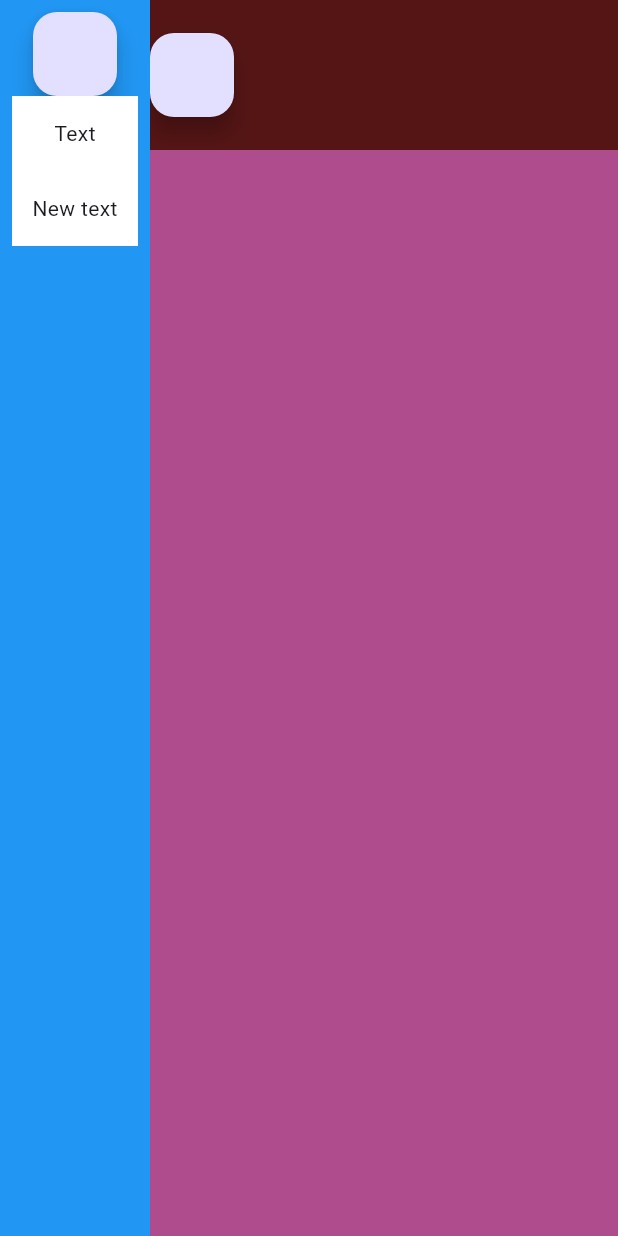
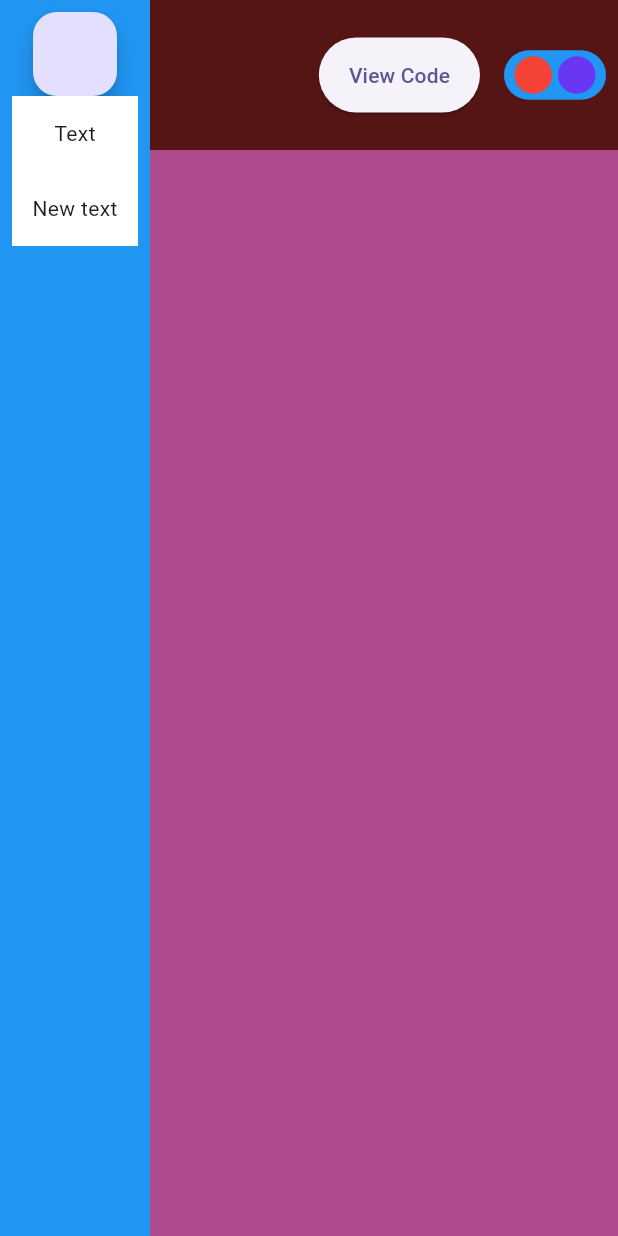
Before and after one commit to GeorgProfi/gen_landings, a Flutter app: the screen it shows after launch, on a phone screen of 412 x 824 dp. Run offline on Flutter 3.47's test engine with Material 3 defaults, Android fonts, the phone set to English and light mode, and no system bars; our stand-ins replace flutter_highlight.

Commit message:
add setState  code=> view, view => code

```diff
--- a/lib/main.dart
+++ b/lib/main.dart
@@ -1,5 +1,7 @@
 import 'package:flutter/material.dart';
 import 'package:gen_landings/code_viewer.dart';
+import 'package:gen_landings/style_choicer.dart';
+import 'package:flutter/services.dart';
 
 void main() {
   runApp(const MyApp());
@@ -23,6 +25,11 @@
   }
 }
 
+final elevatedButtonStyle = ElevatedButton.styleFrom(
+  padding: const EdgeInsets.symmetric(
+      horizontal: 20, vertical: 15), // Adjust the padding as needed
+);
+
 class MyHomePage extends StatefulWidget {
   const MyHomePage({super.key, required this.title});
   final String title;
@@ -35,9 +42,9 @@
   Widget? choiceWidget;
   Widget? visibleWidget;
   String code = "";
+  bool visibleCode = false;
   bool headerVisible = true;
   pressButt() {
-    print('press');
     setState(() {
       headerVisible = !headerVisible;
     });
@@ -50,15 +57,41 @@
         choiceWidget = widgetToAdd;
         visibleWidget = widgetToAdd;
         code = widgetCode;
+        visibleCode = false;
       });
+    }
+
+    void copyToClipboard(BuildContext context) {
+      Clipboard.setData(ClipboardData(text: code));
+      ScaffoldMessenger.of(context).showSnackBar(
+        const SnackBar(
+          content: Text('Code copied to clipboard'),
+        ),
+      );
     }
 
     setViewCode() {
       setState(() {
         visibleWidget = CodeViewer(code: code);
+        visibleCode = true;
       });
     }
 
+    setViewWidget() {
+      setState(() {
+        visibleWidget = choiceWidget;
+        visibleCode = false;
+      });
+    }
+
+    changeStyle(String style) {
+      print(style);
+    }
+
+    const styles = [
+      {"name": "SOmeName", "buttonColor": Colors.red},
+      {"name": "SOmeName2", "buttonColor": Color.fromARGB(255, 105, 54, 244)},
+    ];
     double screenHeight = MediaQuery.of(context).size.height;
     return Scaffold(
       body: Stack(
@@ -77,7 +110,7 @@
                         alignment: AlignmentDirectional.topCenter,
                         children: [
                           Padding(
-                            padding: EdgeInsets.all(8),
+                            padding: const EdgeInsets.all(8),
                             child: Visibility(
                               visible: !headerVisible,
                               child: FloatingActionButton(
@@ -88,7 +121,43 @@
                         ],
                       ),
                     ),
-                    FloatingActionButton(onPressed: setViewCode)
+                    const Spacer(),
+                    Visibility(
+                        visible: !visibleCode,
+                        child: Padding(
+                          padding: const EdgeInsets.all(8),
+                          child: ElevatedButton(
+                            onPressed: setViewCode,
+                            style: elevatedButtonStyle,
+                            child: const Text('View Code'),
+                          ),
+                        )),
+                    Visibility(
+                        visible: visibleCode,
+                        child: Padding(
+                          padding: const EdgeInsets.all(8),
+                          child: ElevatedButton(
+                            onPressed: () => copyToClipboard(context),
+                            style: elevatedButtonStyle,
+                            child: const Text('Copy to Clipboard'),
+                          ),
+                        )),
+                    Visibility(
+                        visible: visibleCode,
+                        child: Padding(
+                          padding: const EdgeInsets.all(8),
+                          child: ElevatedButton(
+                            onPressed: setViewWidget,
+                            style: elevatedButtonStyle,
+                            child: const Text('Preview'),
+                          ),
+                        )),
+                    Padding(
+                        padding: const EdgeInsets.all(8),
+                        child: StyleChoicer(
+                          changeStyleFunction: changeStyle,
+                          styles: styles,
+                        ))
                   ],
                 ),
               ),
--- /dev/null
+++ b/lib/style_button.dart
@@ -0,0 +1,25 @@
+import 'package:flutter/material.dart';
+
+class RoundButton extends StatelessWidget {
+  final Function(String) onTap;
+  final dynamic style;
+
+  const RoundButton({super.key, required this.onTap, required this.style});
+
+  @override
+  Widget build(BuildContext context) {
+    return InkWell(
+      onTap: () {
+        onTap(style["name"]);
+      },
+      child: Container(
+        width: 25.0, // Adjust the size as needed
+        height: 25.0, // Adjust the size as needed
+        decoration: BoxDecoration(
+          shape: BoxShape.circle,
+          color: style["buttonColor"], // Change the color as needed
+        ),
+      ),
+    );
+  }
+}
--- /dev/null
+++ b/lib/style_choicer.dart
@@ -0,0 +1,42 @@
+import 'package:flutter/material.dart';
+import 'package:gen_landings/style_button.dart';
+
+class StyleChoicer extends StatelessWidget {
+  final List<dynamic> styles;
+  final Function(String) changeStyleFunction;
+
+  const StyleChoicer(
+      {Key? key, required this.styles, required this.changeStyleFunction})
+      : super(key: key);
+
+  @override
+  Widget build(BuildContext context) {
+    double widthScale = styles.length > 3 ? 4 : styles.length.toDouble();
+    return Container(
+      decoration: BoxDecoration(
+        color: Colors.blue,
+        borderRadius:
+            BorderRadius.circular(20.0), // Adjust the radius as needed
+      ),
+      width: 32 * widthScale + 4,
+      height: 33,
+      child: Center(
+          child: SizedBox(
+        width: 29 * widthScale, // Set a fixed width or adjust as needed
+        child: ListView.builder(
+          scrollDirection: Axis.horizontal,
+          itemCount: styles.length,
+          itemBuilder: (context, index) {
+            return Padding(
+              padding: const EdgeInsets.all(2),
+              child: RoundButton(
+                onTap: changeStyleFunction,
+                style: styles[index],
+              ),
+            );
+          },
+        ),
+      )),
+    );
+  }
+}
```
Also changed, not shown: lib/code_viewer.dart (+5 -20 lines).
